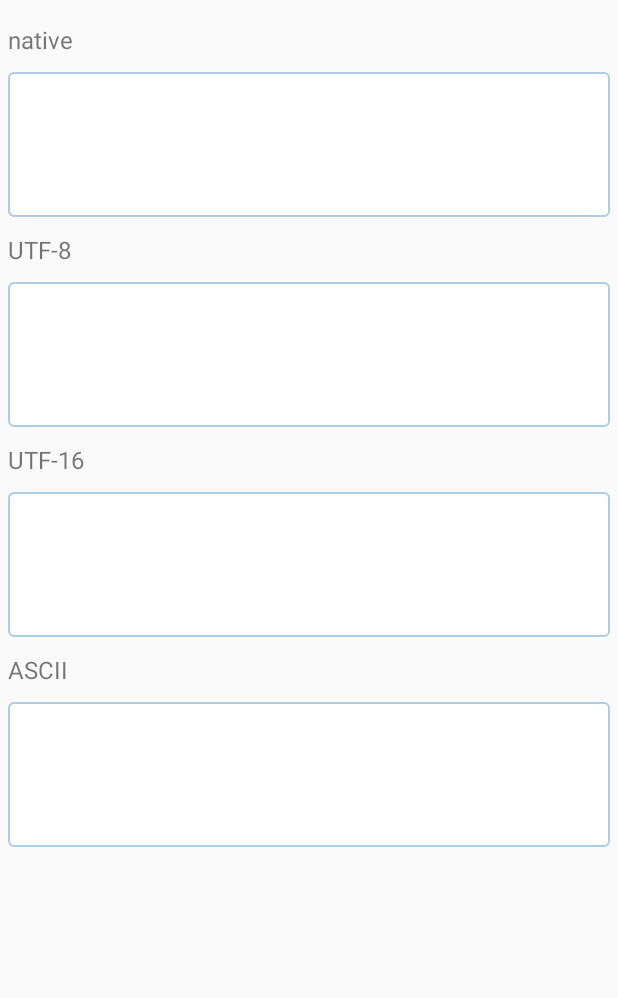
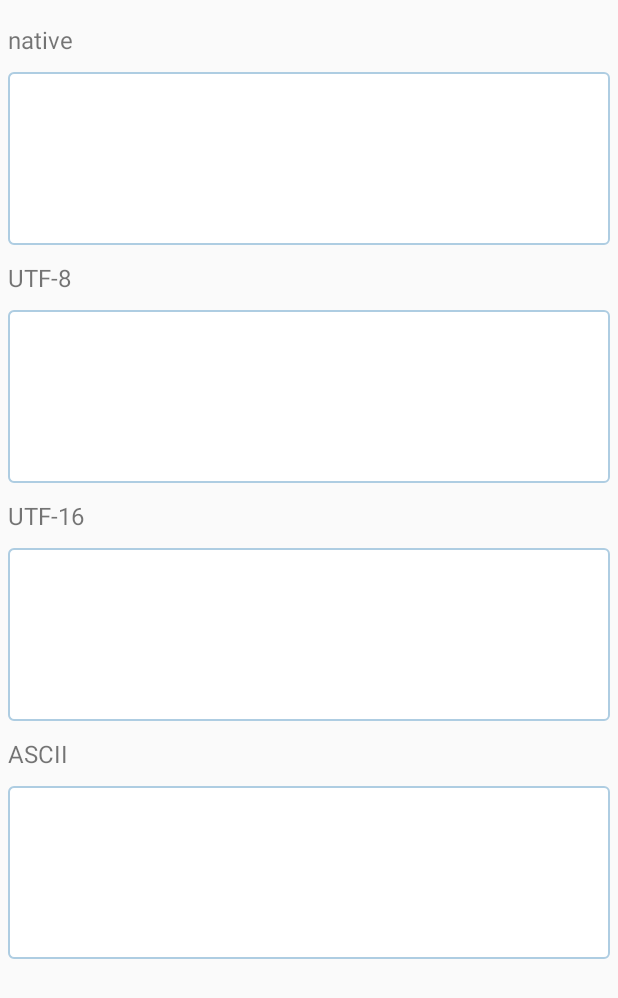
Before and after one commit to hqh15118/calculator, an Android app: the layout calculator_unicode.xml on its own in the app's theme, with its tools: preview values and no code run, on a phone screen of 412 x 824 dp. Shown: the top 998 px of the screen. Run offline under Robolectric (Android 15) with nearby library versions, the phone set to English and light mode, and no system bars.

Commit message:
finish unicode and add de en

```diff
--- a/app/src/main/java/cn/zju/id21832083/hqh/CalculatorProgrammerHelper.java
+++ b/app/src/main/java/cn/zju/id21832083/hqh/CalculatorProgrammerHelper.java
@@ -18,6 +18,7 @@ import cn.zju.id21832083.hqh.util.VibratorUtil;
 
 /**
  * Created by hongqianhui on 2019/6/1.
+ *
  */
 
 public class CalculatorProgrammerHelper extends BaseCalculatorHelper<RelativeLayout> {
--- a/app/src/main/res/layout/calculator_unicode.xml
+++ b/app/src/main/res/layout/calculator_unicode.xml
@@ -1,6 +1,7 @@
 <?xml version="1.0" encoding="utf-8"?>
 <ScrollView
     xmlns:android="http://schemas.android.com/apk/res/android"
+    xmlns:tools="http://schemas.android.com/tools"
     android:layout_width="match_parent"
     android:layout_height="match_parent"
     android:orientation="vertical"
@@ -19,7 +20,9 @@
 
         <EditText
             android:id="@+id/ev_byte"
-            style="@style/Text_Unicode_ev" />
+            style="@style/Text_Unicode_ev"
+            android:editable="true"
+            tools:ignore="Deprecated" />
 
         <TextView
             android:text="UTF-8"
--- a/app/src/main/res/values/strings.xml
+++ b/app/src/main/res/values/strings.xml
@@ -1,3 +1,4 @@
 <resources>
     <string name="app_name">hqh</string>
+    <string name="md5">MD5\n加密解密</string>
 </resources>
--- a/app/src/main/res/values/styles.xml
+++ b/app/src/main/res/values/styles.xml
@@ -85,7 +85,15 @@
         <item name="android:layout_height">wrap_content</item>
         <item name="android:layout_margin">5dp</item>
         <item name="android:background">@drawable/unicode_ev</item>
-        <item name="android:lines">5</item>
+        <item name="android:editable">false</item>
+        <item name="android:minLines">6</item>
+        <item name="android:lines">8</item>
+        <item name="android:scrollbars">vertical</item>
+        <item name="android:gravity">top|left</item>
+    </style>
+
+    <style name="Text_cryption_ev" parent="Text_Unicode_ev">
+        <item name="android:textSize">12dp</item>
     </style>
 
 </resources>
```
Also changed, not shown: app/src/main/java/cn/zju/id21832083/hqh/CalculatorEnDecryption.java (added, +18 -0 lines), app/src/main/java/cn/zju/id21832083/hqh/CalculatorUnicodeHelper.java (+36 -18 lines), app/src/main/res/layout/calculator_en_decryption.xml (added, +34 -0 lines).
